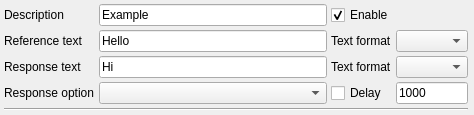
Above: src/debuggers/debugger/plugins/automaticallyresponse/SAKPluginAutomaticallyResponseItem.ui from x-tools-author/x-tools before the change. Below: the same form after it.
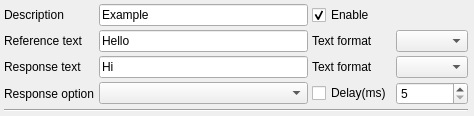
That is the form after the change.

Diff of the .ui file:
```diff
--- a/src/debuggers/debugger/plugins/automaticallyresponse/SAKPluginAutomaticallyResponseItem.ui
+++ b/src/debuggers/debugger/plugins/automaticallyresponse/SAKPluginAutomaticallyResponseItem.ui
@@ -36,19 +36,6 @@
      </property>
     </widget>
    </item>
-   <item row="3" column="3">
-    <widget class="QLineEdit" name="delayResponseLineEdit">
-     <property name="sizePolicy">
-      <sizepolicy hsizetype="Ignored" vsizetype="Fixed">
-       <horstretch>0</horstretch>
-       <verstretch>0</verstretch>
-      </sizepolicy>
-     </property>
-     <property name="text">
-      <string notr="true">1000</string>
-     </property>
-    </widget>
-   </item>
    <item row="0" column="0">
     <widget class="QLabel" name="label">
      <property name="text">
@@ -90,7 +77,7 @@
    <item row="3" column="2">
     <widget class="QCheckBox" name="delayResponseCheckBox">
      <property name="text">
-      <string>Delay</string>
+      <string>Delay(ms)</string>
      </property>
     </widget>
    </item>
@@ -145,6 +132,13 @@
      </property>
     </widget>
    </item>
+   <item row="3" column="3">
+    <widget class="QSpinBox" name="delayResponseSpinBox">
+     <property name="minimum">
+      <number>5</number>
+     </property>
+    </widget>
+   </item>
   </layout>
  </widget>
  <resources/>
```
